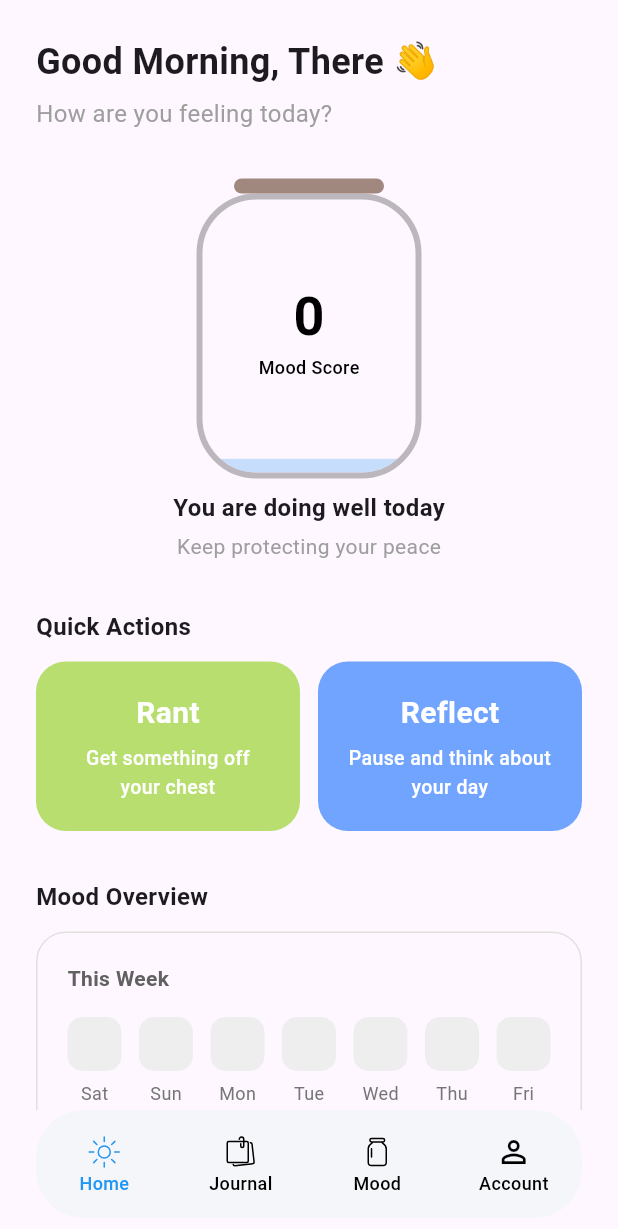
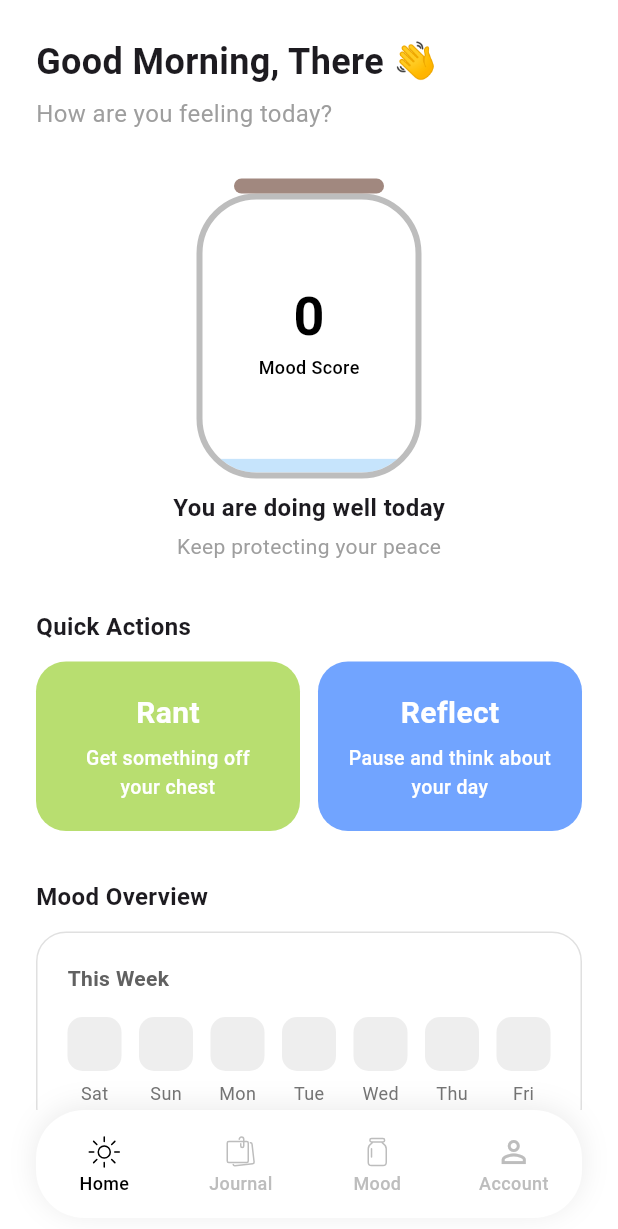
Before and after one commit to Joshua123895/Mood-Journal, a Flutter app: the screen it shows after launch, on a phone screen of 412 x 824 dp. Shown: the top 1229 px of the screen. Run offline on Flutter 3.47's test engine with Material 3 defaults, Android fonts, the phone set to English and light mode, and no system bars; our stand-ins replace flutter_local_notifications, flutter_svg, hive, hive_flutter, timezone; accounts and stored records are empty.

Commit message:
fix navbar

```diff
--- a/lib/main.dart
+++ b/lib/main.dart
@@ -97,7 +97,7 @@ class _MainPageState extends State<MainPage> {
 	@override
 	Widget build(BuildContext context) {
 		return Scaffold(
-			extendBody: true,
+			backgroundColor: Colors.white,
 			body: PageView(
 				controller: _pageController,
 				onPageChanged: (index) => setState(() => _currentIndex = index),
@@ -121,8 +121,15 @@ class _MainPageState extends State<MainPage> {
 				bottom: MediaQuery.of(context).padding.bottom + Insets.base,
 			),
 			decoration: BoxDecoration(
-				color: AppColors.navBar,
+				color: Colors.white,
 				borderRadius: BorderRadius.circular(Radii.xl),
+				boxShadow: [
+					BoxShadow(
+						color: Colors.black.withValues(alpha: 0.08),
+						blurRadius: 16,
+						offset: const Offset(0, -2),
+					),
+				],
 			),
 			child: Row(
 				crossAxisAlignment: CrossAxisAlignment.start,
@@ -131,7 +138,7 @@ class _MainPageState extends State<MainPage> {
 					final i = e.key;
 					final item = e.value;
 					final bool isActive = i == _currentIndex;
-					final Color color = isActive ? Colors.blue : Colors.black;
+					final Color color = isActive ? Colors.black : Colors.grey.shade400;
 					return Expanded(
 						child: Material(
 							color: Colors.transparent,
```
